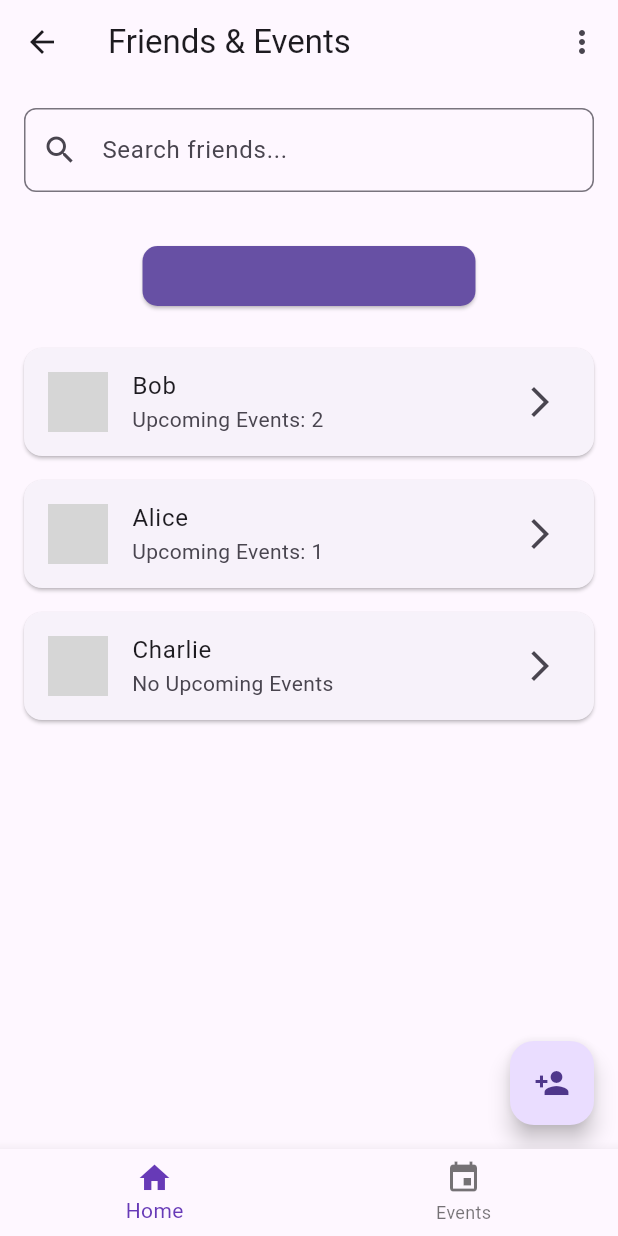
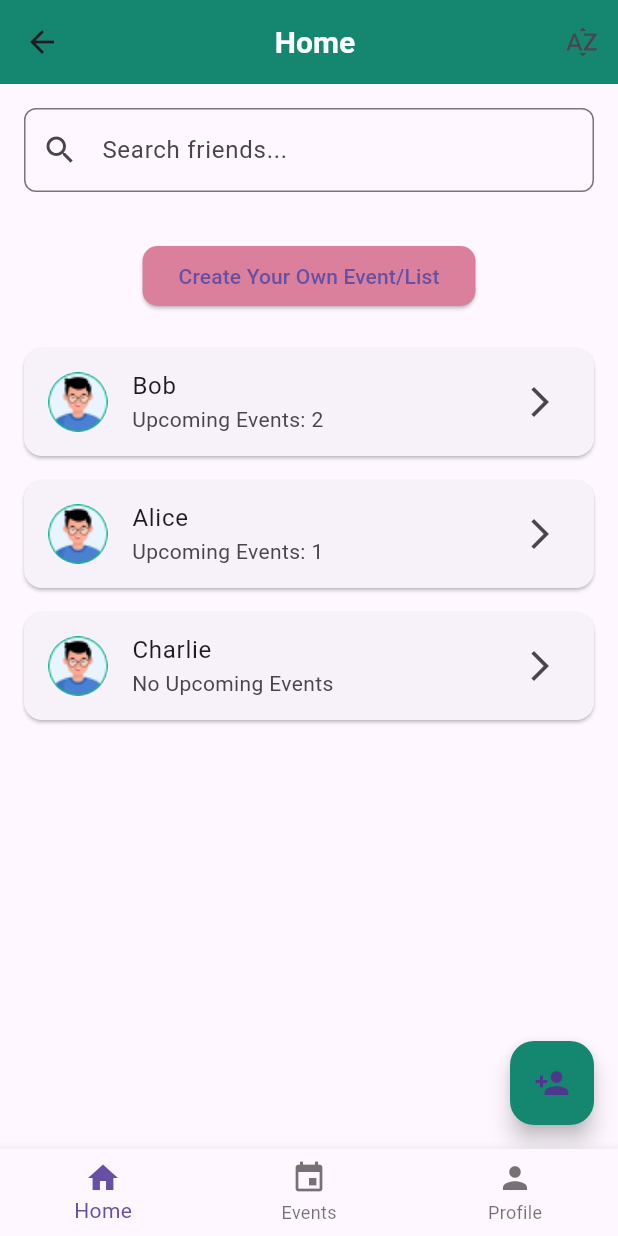
Before and after one commit to EbRam3/ERM, a Flutter app: the MainNavigation screen opened directly, on a phone screen of 412 x 824 dp. Run offline on Flutter 3.47's test engine with Material 3 defaults, Android fonts, the phone set to English and light mode, and no system bars; our stand-ins replace awesome_dialog; grey boxes are pictures that could not be loaded.

Commit message:
sec commit

```diff
--- a/lib/main.dart
+++ b/lib/main.dart
@@ -1,9 +1,10 @@
 // main.dart
 import 'package:flutter/material.dart';
-import 'package:trial15/pages/login_page.dart';
-import 'package:trial15/pages/logo_page.dart';
+import 'package:trial15/utils/theme.dart';
+
 import 'pages/home_page.dart';
 import 'pages/event_list_page.dart';
+import 'pages/logo_page.dart';
 
 void main() => runApp(MyApp());
 
@@ -12,10 +13,8 @@ class MyApp extends StatelessWidget {
   Widget build(BuildContext context) {
     return MaterialApp(
       debugShowCheckedModeBanner: false,
-      theme: ThemeData(
-        primarySwatch: Colors.deepPurple,
-      ),
-      home: Login(),
+      theme: appTheme,
+      home: MyHomePage(),
       //  MainNavigation(),
     );
   }
@@ -57,8 +56,12 @@ class _MainNavigationState extends State<MainNavigation> {
             icon: Icon(Icons.event),
             label: 'Events',
           ),
+          BottomNavigationBarItem(
+            icon: Icon(Icons.person),
+            label: 'Profile',
+          ),
         ],
-        selectedItemColor: Colors.deepPurple,
+        // selectedItemColor: Colors.deepPurple,
       ),
     );
   }
--- a/lib/pages/friend_list.dart
+++ b/lib/pages/friend_list.dart
@@ -17,7 +17,7 @@ class FriendList extends StatelessWidget {
           margin: EdgeInsets.symmetric(vertical: 8, horizontal: 16),
           child: ListTile(
             leading: CircleAvatar(
-              backgroundImage: AssetImage(friend.profileImage),
+              backgroundImage: AssetImage("images/Ellipse 47.png"),
             ),
             title: Text(friend.name),
             subtitle: Text(friend.upcomingEvents > 0
--- a/lib/pages/home_page.dart
+++ b/lib/pages/home_page.dart
@@ -13,7 +13,8 @@ class _HomePageState extends State<HomePage> {
   final List<Friend> friends = [
     Friend(name: 'Alice', profileImage: 'assets/alice.png', upcomingEvents: 1),
     Friend(name: 'Bob', profileImage: 'assets/bob.png', upcomingEvents: 2),
-    Friend(name: 'Charlie', profileImage: 'assets/charlie.png', upcomingEvents: 0),
+    Friend(
+        name: 'Charlie', profileImage: 'assets/charlie.png', upcomingEvents: 0),
   ];
 
   String searchQuery = '';
@@ -28,20 +29,23 @@ class _HomePageState extends State<HomePage> {
   @override
   Widget build(BuildContext context) {
     List<Friend> filteredFriends = friends
-        .where((friend) => friend.name.toLowerCase().contains(searchQuery.toLowerCase()))
+        .where((friend) =>
+            friend.name.toLowerCase().contains(searchQuery.toLowerCase()))
         .toList();
 
     if (sortOption == 'Upcoming Events') {
-      filteredFriends.sort((a, b) => b.upcomingEvents.compareTo(a.upcomingEvents));
+      filteredFriends
+          .sort((a, b) => b.upcomingEvents.compareTo(a.upcomingEvents));
     } else if (sortOption == 'Alphabetically') {
       filteredFriends.sort((a, b) => a.name.compareTo(b.name));
     }
 
     return Scaffold(
       appBar: AppBar(
-        title: Text('Friends & Events'),
+        title: const Center(child: Text('Home')),
         actions: [
           PopupMenuButton<String>(
+            icon: const Icon(Icons.sort_by_alpha),
             onSelected: (value) {
               setState(() {
                 sortOption = value;
@@ -66,7 +70,8 @@ class _HomePageState extends State<HomePage> {
               decoration: InputDecoration(
                 hintText: 'Search friends...',
                 prefixIcon: Icon(Icons.search),
-                border: OutlineInputBorder(borderRadius: BorderRadius.circular(8)),
+                border:
+                    OutlineInputBorder(borderRadius: BorderRadius.circular(8)),
               ),
               onChanged: (query) {
                 setState(() {
@@ -83,7 +88,7 @@ class _HomePageState extends State<HomePage> {
               },
               child: Text('Create Your Own Event/List'),
               style: ElevatedButton.styleFrom(
-                backgroundColor: Theme.of(context).primaryColor,
+                backgroundColor: Color.fromRGBO(218, 128, 156, 1),
                 shape: RoundedRectangleBorder(
                   borderRadius: BorderRadius.circular(10),
                 ),
--- a/pubspec.yaml
+++ b/pubspec.yaml
@@ -36,6 +36,7 @@ dependencies:
   # Use with the CupertinoIcons class for iOS style icons.
   cupertino_icons: ^1.0.8
   awesome_dialog: ^3.2.1
+  url_launcher: ^6.1.7
 
 dev_dependencies:
   flutter_test:
```
Also changed, not shown: lib/pages/add_friend_dialog.dart (+12 -3 lines), lib/pages/login_page.dart (+8 -1 lines), lib/pages/logo_page.dart (+7 -1 lines), lib/test.dart (added, +28 -0 lines), images/Ellipse 47.png (added), pubspec.lock, 5 other files. Lines whose indentation alone changed are shown as unchanged.
